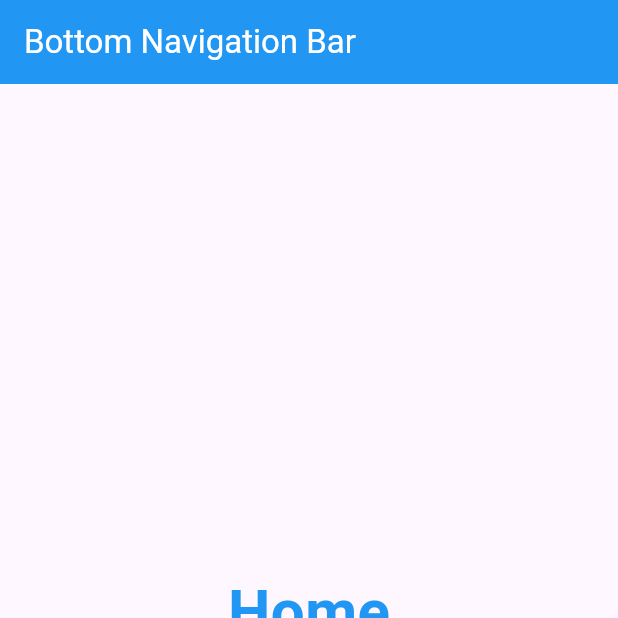
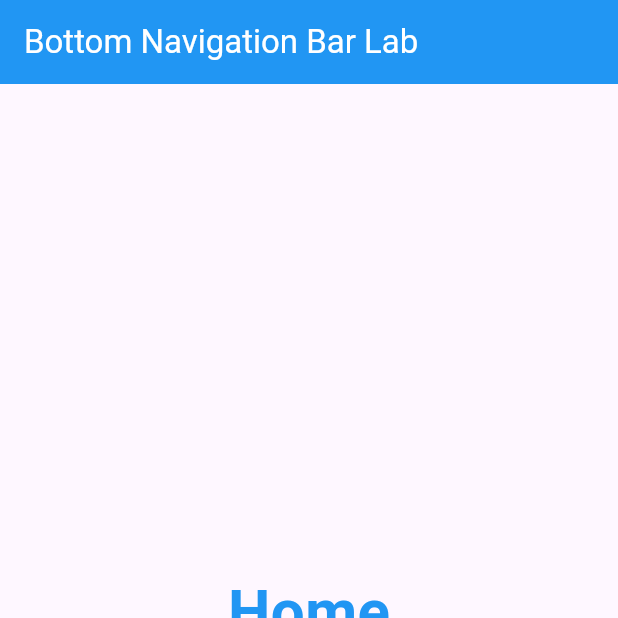
Before and after one commit to azuah12/TMA3084_SELab_105404_Lab05, a Flutter app: the screen it shows after launch, on a phone screen of 412 x 824 dp, the top half of it. Run offline on Flutter 3.47's test engine with Material 3 defaults, Android fonts, the phone set to English and light mode, and no system bars.

Commit message:
Update main.dart

```diff
--- a/bottom_navigator_bar_lab/lib/main.dart
+++ b/bottom_navigator_bar_lab/lib/main.dart
@@ -39,7 +39,7 @@ class _BottomNavLabState extends State<BottomNavLab> {
   Widget build(BuildContext context) {
     return Scaffold(
       appBar: AppBar(
-        title: const Text('Bottom Navigation Bar'), //Lab A
+        title: const Text('Bottom Navigation Bar Lab'), //Lab A
         backgroundColor: Colors.blue,
         foregroundColor: Colors.white,
       ),
```
